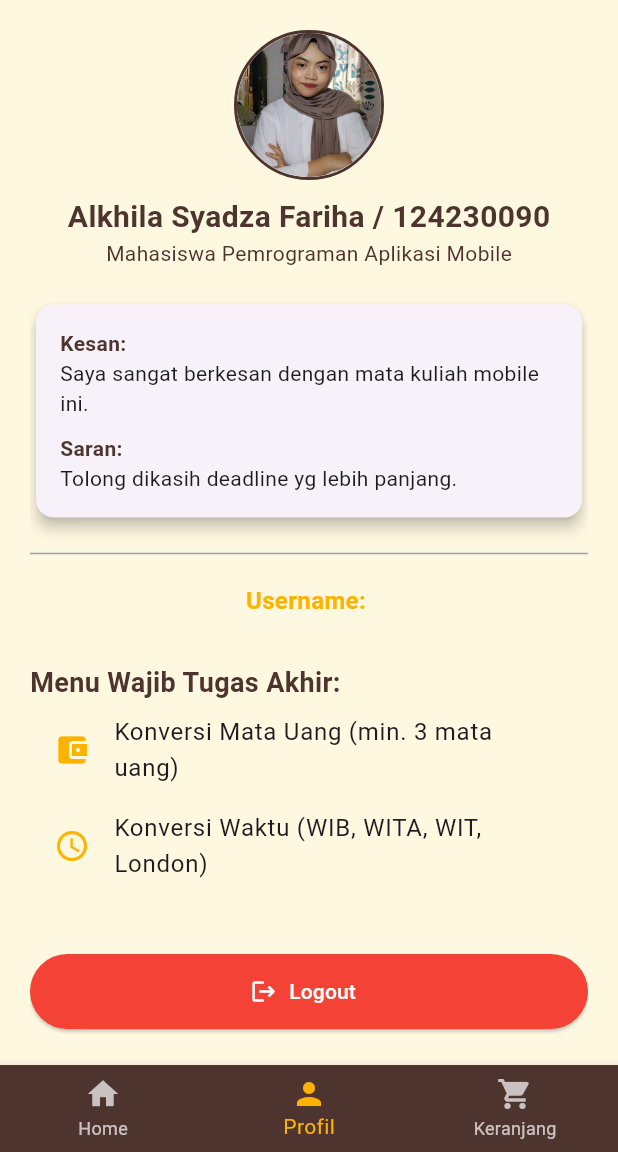
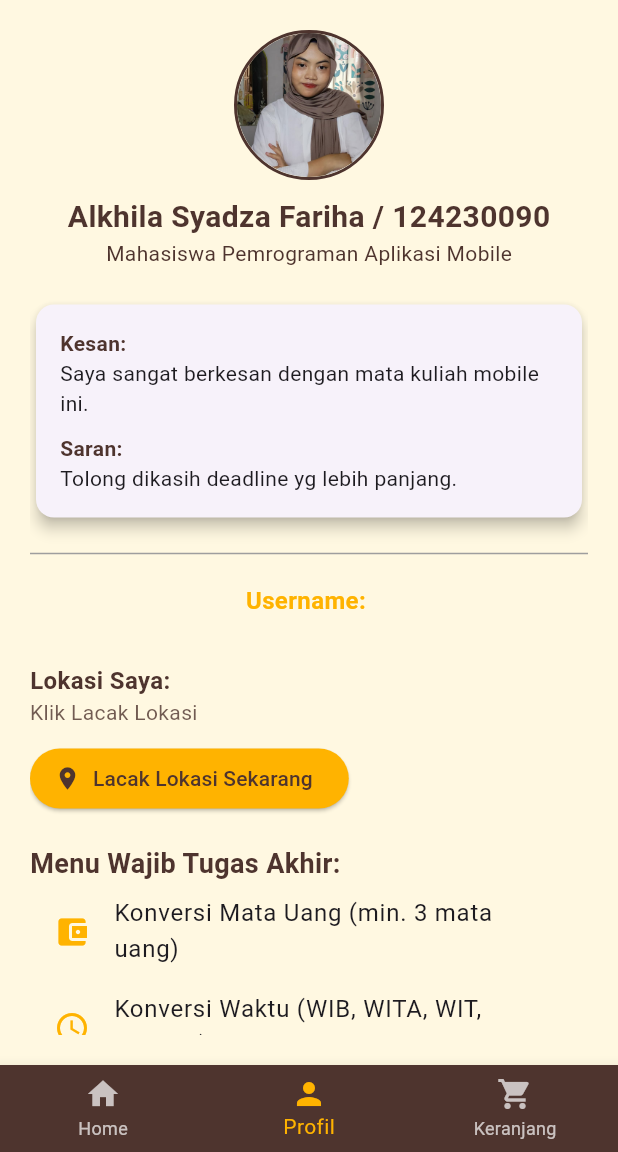
Before and after one commit to alkhila/PA_restoran, a Flutter app: the HomePage screen opened by its route, item 2 of the bottom bar chosen, on a phone screen of 412 x 824 dp, the part 84-1236 px from its top. Run offline on Flutter 3.47's test engine with Material 3 defaults, Android fonts, the phone set to English and light mode, and no system bars; our stand-ins replace geolocator, hive, hive_flutter, shared_preferences; accounts and stored records are empty; network calls fail.

Commit message:
pelacak lokasi (masih biasa banget)

```diff
--- a/lib/pages/home_page.dart
+++ b/lib/pages/home_page.dart
@@ -5,6 +5,7 @@
 import 'package:intl/intl.dart';
 import 'time_converter_page.dart';
 import '../services/api_service.dart';
+import '../services/location_service.dart'; // IMPORT BARU
 import 'cart_page.dart';
 import 'detail_page.dart';
 
@@ -28,6 +29,12 @@
   late Future<List<dynamic>> _menuFuture;
 
   final ApiService _apiService = ApiService();
+  final LocationService _locationService =
+      LocationService(); // INSTANCE SERVICE LOKASI
+
+  // State untuk LBS
+  String _currentAddress = 'Klik Lacak Lokasi';
+  bool _isLocating = false;
 
   // State untuk Search dan Filter
   String _searchQuery = '';
@@ -57,9 +64,38 @@
     ).pushNamedAndRemoveUntil('/login', (Route<dynamic> route) => false);
   }
 
-  // --- Widget 1: Katalog Menu ---
+  // FUNGSI LBS: Lacak Lokasi Saat Ini
+  void _trackLocation() async {
+    setState(() {
+      _isLocating = true;
+      _currentAddress = 'Sedang melacak lokasi...';
+    });
+
+    try {
+      final position = await _locationService.getCurrentPosition();
+      final address = await _locationService.getAddressFromCoordinates(
+        position.latitude,
+        position.longitude,
+      );
+
+      setState(() {
+        _currentAddress = address;
+        _isLocating = false;
+      });
+    } catch (e) {
+      setState(() {
+        // Tampilkan error secara user-friendly
+        String errorMsg = e.toString().replaceAll('Exception: ', '');
+        _currentAddress = 'Error: $errorMsg';
+        _isLocating = false;
+      });
+    }
+  }
+
+  // --- Widget 1: Katalog Menu (dihilangkan karena terlalu panjang) ---
   Widget _buildMenuCatalog() {
-    // ... (Kode _buildMenuCatalog() tetap sama, tidak ditampilkan di sini karena panjang)
+    // ... (gunakan kode _buildMenuCatalog() yang sudah Anda miliki)
+    // [Keterangan: Kode di sini tidak berubah]
     return Column(
       children: [
         // --- Search Bar ---
@@ -115,9 +151,7 @@
                   ),
                 );
               } else if (snapshot.hasData && snapshot.data!.isNotEmpty) {
-                // --- Logika Filtering dan Searching ---
                 final rawMenuList = snapshot.data!;
-
                 List<dynamic> filteredList = rawMenuList.where((item) {
                   final Map<String, dynamic> itemMap =
                       Map<String, dynamic>.from(item);
@@ -128,13 +162,11 @@
                   );
                   final String itemType = itemMap['type']?.toLowerCase() ?? '';
                   bool matchesFilter = true;
-
                   if (_currentFilter == MenuFilter.makanan) {
                     matchesFilter = itemType == 'makanan';
                   } else if (_currentFilter == MenuFilter.minuman) {
                     matchesFilter = itemType == 'minuman';
                   }
-
                   return matchesSearch && matchesFilter;
                 }).toList();
 
@@ -161,7 +193,6 @@
                     final isLocalAsset =
                         (item['type'] == 'Minuman' &&
                         (item['strMealThumb'] as String).startsWith('assets/'));
-
                     return Card(
                       elevation: 4,
                       shape: RoundedRectangleBorder(
@@ -269,7 +300,6 @@
     );
   }
 
-  // Widget pembantu untuk Filter Chip
   Widget _buildFilterChip(String label, MenuFilter filter) {
     bool isSelected = _currentFilter == filter;
     return ChoiceChip(
@@ -279,7 +309,7 @@
       onSelected: (selected) {
         if (selected) {
           setState(() {
-            _currentFilter = filter; // Mengubah state filter
+            _currentFilter = filter;
           });
         }
       },
@@ -295,9 +325,7 @@
   Widget _buildProfilePage() {
     return Padding(
       padding: const EdgeInsets.all(20.0),
-      // PERBAIKAN: SingleChildScrollView diperlukan agar konten tidak overflow
       child: SingleChildScrollView(
-        // Tambahkan Column di sini untuk menahan semua konten
         child: Column(
           crossAxisAlignment: CrossAxisAlignment.start,
           children: [
@@ -392,6 +420,47 @@
 
             const SizedBox(height: 30),
 
+            // --- AWAL LBS FEATURE ---
+            Text(
+              'Lokasi Saya:',
+              style: TextStyle(
+                fontSize: 16,
+                fontWeight: FontWeight.bold,
+                color: brownColor,
+              ),
+            ),
+            Text(
+              _currentAddress,
+              style: TextStyle(
+                fontSize: 14,
+                color: _isLocating ? Colors.blue : brownColor.withOpacity(0.8),
+              ),
+              textAlign: TextAlign.center,
+            ),
+            const SizedBox(height: 10),
+            ElevatedButton.icon(
+              onPressed: _isLocating
+                  ? null
+                  : _trackLocation, // Tombol disabled saat melacak
+              icon: _isLocating
+                  ? const SizedBox(
+                      width: 16,
+                      height: 16,
+                      child: CircularProgressIndicator(
+                        strokeWidth: 2,
+                        color: Colors.white,
+                      ),
+                    )
+                  : const Icon(Icons.location_on),
+              label: Text(_isLocating ? 'Melacak...' : 'Lacak Lokasi Sekarang'),
+              style: ElevatedButton.styleFrom(
+                backgroundColor: accentColor,
+                foregroundColor: brownColor,
+              ),
+            ),
+            const SizedBox(height: 20),
+
+            // --- AKHIR LBS FEATURE ---
             const Text(
               'Menu Wajib Tugas Akhir:',
               style: TextStyle(
@@ -429,7 +498,6 @@
               },
             ),
 
-            // NOTE: Menghapus const Spacer() di sini
             const SizedBox(height: 40),
 
             // 8. Tombol Logout (Dipastikan Selalu Aktif)
@@ -457,7 +525,6 @@
 
   @override
   Widget build(BuildContext context) {
-    // FIX CACHING: Definisikan list widget di sini
     final List<Widget> widgetOptions = <Widget>[
       _buildMenuCatalog(),
       _buildProfilePage(),
--- a/pubspec.yaml
+++ b/pubspec.yaml
@@ -38,6 +38,7 @@
   intl: ^0.19.0
   # Cupertino Icons jika diperlukan
   cupertino_icons: ^1.0.2
+  geolocator: ^11.0.0
 
 dev_dependencies:
   flutter_test:
```
Also changed, not shown: lib/services/location_service.dart (added, +78 -0 lines), pubspec.lock, 4 other files.
